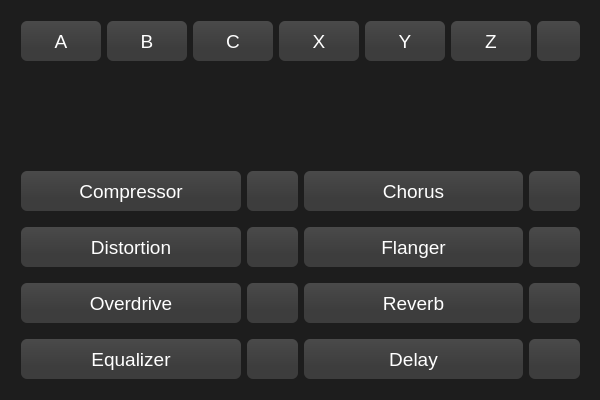
Old version of the form CrimsonGUI/mainwindow.ui in the repository eduardosacco/crimsonfx.
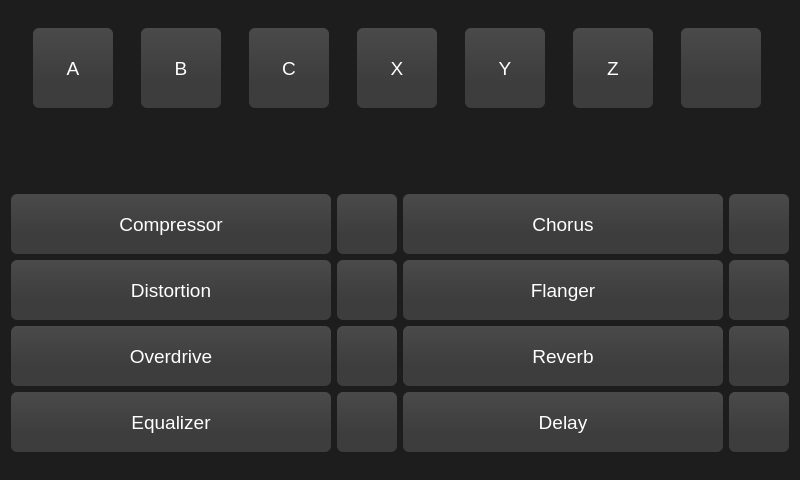
New version of the form. Icons and pictures are not drawn.

```diff
--- a/CrimsonGUI/mainwindow.ui
+++ b/CrimsonGUI/mainwindow.ui
@@ -6,8 +6,8 @@
    <rect>
     <x>0</x>
     <y>0</y>
-    <width>600</width>
-    <height>400</height>
+    <width>800</width>
+    <height>480</height>
    </rect>
   </property>
   <property name="windowTitle">
@@ -43,20 +43,183 @@
 }</string>
   </property>
   <widget class="QWidget" name="centralWidget">
-   <widget class="QWidget" name="gridLayoutWidget">
-    <property name="geometry">
-     <rect>
-      <x>10</x>
-      <y>150</y>
-      <width>581</width>
-      <height>251</height>
-     </rect>
-    </property>
+   <layout class="QVBoxLayout" name="verticalLayout">
+    <item>
+     <layout class="QHBoxLayout" name="horizontalLayout">
+      <item>
+       <widget class="QPushButton" name="btnPreset1">
+        <property name="sizePolicy">
+         <sizepolicy hsizetype="Fixed" vsizetype="Fixed">
+          <horstretch>0</horstretch>
+          <verstretch>0</verstretch>
+         </sizepolicy>
+        </property>
+        <property name="minimumSize">
+         <size>
+          <width>80</width>
+          <height>80</height>
+         </size>
+        </property>
+        <property name="text">
+         <string>A</string>
+        </property>
+       </widget>
+      </item>
+      <item>
+       <widget class="QPushButton" name="btnPreset2">
+        <property name="sizePolicy">
+         <sizepolicy hsizetype="Fixed" vsizetype="Fixed">
+          <horstretch>0</horstretch>
+          <verstretch>0</verstretch>
+         </sizepolicy>
+        </property>
+        <property name="minimumSize">
+         <size>
+          <width>80</width>
+          <height>80</height>
+         </size>
+        </property>
+        <property name="text">
+         <string>B</string>
+        </property>
+       </widget>
+      </item>
+      <item>
+       <widget class="QPushButton" name="btnPreset3">
+        <property name="sizePolicy">
+         <sizepolicy hsizetype="Fixed" vsizetype="Fixed">
+          <horstretch>0</horstretch>
+          <verstretch>0</verstretch>
+         </sizepolicy>
+        </property>
+        <property name="minimumSize">
+         <size>
+          <width>80</width>
+          <height>80</height>
+         </size>
+        </property>
+        <property name="text">
+         <string>C</string>
+        </property>
+       </widget>
+      </item>
+      <item>
+       <widget class="QPushButton" name="btnPreset4">
+        <property name="sizePolicy">
+         <sizepolicy hsizetype="Fixed" vsizetype="Fixed">
+          <horstretch>0</horstretch>
+          <verstretch>0</verstretch>
+         </sizepolicy>
+        </property>
+        <property name="minimumSize">
+         <size>
+          <width>80</width>
+          <height>80</height>
+         </size>
+        </property>
+        <property name="text">
+         <string>X</string>
+        </property>
+       </widget>
+      </item>
+      <item>
+       <widget class="QPushButton" name="btnPreset5">
+        <property name="sizePolicy">
+         <sizepolicy hsizetype="Fixed" vsizetype="Fixed">
+          <horstretch>0</horstretch>
+          <verstretch>0</verstretch>
+         </sizepolicy>
+        </property>
+        <property name="minimumSize">
+         <size>
+          <width>80</width>
+          <height>80</height>
+         </size>
+        </property>
+        <property name="text">
+         <string>Y</string>
+        </property>
+       </widget>
+      </item>
+      <item>
+       <widget class="QPushButton" name="btnPreset6">
+        <property name="sizePolicy">
+         <sizepolicy hsizetype="Fixed" vsizetype="Fixed">
+          <horstretch>0</horstretch>
+          <verstretch>0</verstretch>
+         </sizepolicy>
+        </property>
+        <property name="minimumSize">
+         <size>
+          <width>80</width>
+          <height>80</height>
+         </size>
+        </property>
+        <property name="text">
+         <string>Z</string>
+        </property>
+       </widget>
+      </item>
+      <item>
+       <widget class="QPushButton" name="btnSave">
+        <property name="sizePolicy">
+         <sizepolicy hsizetype="Fixed" vsizetype="Fixed">
+          <horstretch>0</horstretch>
+          <verstretch>0</verstretch>
+         </sizepolicy>
+        </property>
+        <property name="minimumSize">
+         <size>
+          <width>80</width>
+          <height>80</height>
+         </size>
+        </property>
+        <property name="text">
+         <string/>
+        </property>
+        <property name="icon">
+         <iconset resource="resources.qrc">
+          <normaloff>:/img/img/save.png</normaloff>:/img/img/save.png</iconset>
+        </property>
+        <property name="iconSize">
+         <size>
+          <width>25</width>
+          <height>25</height>
+         </size>
+        </property>
+       </widget>
+      </item>
+     </layout>
+    </item>
+    <item>
+     <layout class="QHBoxLayout" name="horizontalLayout_2">
+      <item>
+       <widget class="QLabel" name="label">
+        <property name="maximumSize">
+         <size>
+          <width>200</width>
+          <height>40</height>
+         </size>
+        </property>
+        <property name="text">
+         <string/>
+        </property>
+        <property name="pixmap">
+         <pixmap resource="resources.qrc">:/img/img/crimsonLogo.png</pixmap>
+        </property>
+        <property name="scaledContents">
+         <bool>true</bool>
+        </property>
+       </widget>
+      </item>
+     </layout>
+    </item>
+    <item>
     <layout class="QGridLayout" name="gridLayout">
      <property name="sizeConstraint">
       <enum>QLayout::SetDefaultConstraint</enum>
      </property>
-     <item row="3" column="2">
+      <item row="3" column="1">
       <widget class="QPushButton" name="btnEqualizerSettings">
        <property name="sizePolicy">
         <sizepolicy hsizetype="Fixed" vsizetype="Fixed">
@@ -66,8 +229,8 @@
        </property>
        <property name="minimumSize">
         <size>
-         <width>40</width>
-         <height>40</height>
+          <width>60</width>
+          <height>60</height>
         </size>
        </property>
        <property name="text">
@@ -85,29 +248,7 @@
        </property>
       </widget>
      </item>
-     <item row="2" column="3">
-      <widget class="QPushButton" name="btnReverb1State">
-       <property name="sizePolicy">
-        <sizepolicy hsizetype="MinimumExpanding" vsizetype="Fixed">
-         <horstretch>0</horstretch>
-         <verstretch>0</verstretch>
-        </sizepolicy>
-       </property>
-       <property name="minimumSize">
-        <size>
-         <width>80</width>
-         <height>40</height>
-        </size>
-       </property>
-       <property name="text">
-        <string>Reverb</string>
-       </property>
-       <property name="checkable">
-        <bool>true</bool>
-       </property>
-      </widget>
-     </item>
-     <item row="0" column="1">
+      <item row="0" column="0">
       <widget class="QPushButton" name="btnCompressorState">
        <property name="sizePolicy">
         <sizepolicy hsizetype="MinimumExpanding" vsizetype="Fixed">
@@ -118,7 +259,7 @@
        <property name="minimumSize">
         <size>
          <width>80</width>
-         <height>40</height>
+          <height>60</height>
         </size>
        </property>
        <property name="text">
@@ -129,7 +270,7 @@
        </property>
       </widget>
      </item>
-     <item row="2" column="4">
+      <item row="2" column="3">
       <widget class="QPushButton" name="btnReverb1Settings">
        <property name="sizePolicy">
         <sizepolicy hsizetype="Fixed" vsizetype="Fixed">
@@ -139,8 +280,8 @@
        </property>
        <property name="minimumSize">
         <size>
-         <width>40</width>
-         <height>40</height>
+          <width>60</width>
+          <height>60</height>
         </size>
        </property>
        <property name="text">
@@ -158,7 +299,29 @@
        </property>
       </widget>
      </item>
-     <item row="3" column="1">
+      <item row="2" column="2">
+       <widget class="QPushButton" name="btnReverb1State">
+        <property name="sizePolicy">
+         <sizepolicy hsizetype="MinimumExpanding" vsizetype="Fixed">
+          <horstretch>0</horstretch>
+          <verstretch>0</verstretch>
+         </sizepolicy>
+        </property>
+        <property name="minimumSize">
+         <size>
+          <width>80</width>
+          <height>60</height>
+         </size>
+        </property>
+        <property name="text">
+         <string>Reverb</string>
+        </property>
+        <property name="checkable">
+         <bool>true</bool>
+        </property>
+       </widget>
+      </item>
+      <item row="3" column="0">
       <widget class="QPushButton" name="btnEqualizerState">
        <property name="sizePolicy">
         <sizepolicy hsizetype="MinimumExpanding" vsizetype="Fixed">
@@ -169,7 +332,7 @@
        <property name="minimumSize">
         <size>
          <width>80</width>
-         <height>40</height>
+          <height>60</height>
         </size>
        </property>
        <property name="text">
@@ -180,7 +343,7 @@
        </property>
       </widget>
      </item>
-     <item row="3" column="3">
+      <item row="3" column="2">
       <widget class="QPushButton" name="btnDelay1State">
        <property name="sizePolicy">
         <sizepolicy hsizetype="MinimumExpanding" vsizetype="Fixed">
@@ -191,7 +354,7 @@
        <property name="minimumSize">
         <size>
          <width>80</width>
-         <height>40</height>
+          <height>60</height>
         </size>
        </property>
        <property name="text">
@@ -202,36 +365,36 @@
        </property>
       </widget>
      </item>
-     <item row="2" column="2">
-      <widget class="QPushButton" name="btnOverdrive1Settings">
-       <property name="sizePolicy">
-        <sizepolicy hsizetype="Fixed" vsizetype="Fixed">
-         <horstretch>0</horstretch>
-         <verstretch>0</verstretch>
-        </sizepolicy>
-       </property>
-       <property name="minimumSize">
-        <size>
-         <width>40</width>
-         <height>40</height>
-        </size>
-       </property>
-       <property name="text">
-        <string/>
-       </property>
-       <property name="icon">
-        <iconset resource="resources.qrc">
-         <normaloff>:/img/img/settings.png</normaloff>:/img/img/settings.png</iconset>
-       </property>
-       <property name="iconSize">
-        <size>
-         <width>35</width>
-         <height>35</height>
-        </size>
-       </property>
-      </widget>
-     </item>
      <item row="2" column="1">
+       <widget class="QPushButton" name="btnOverdrive1Settings">
+        <property name="sizePolicy">
+         <sizepolicy hsizetype="Fixed" vsizetype="Fixed">
+          <horstretch>0</horstretch>
+          <verstretch>0</verstretch>
+         </sizepolicy>
+        </property>
+        <property name="minimumSize">
+         <size>
+          <width>60</width>
+          <height>60</height>
+         </size>
+        </property>
+        <property name="text">
+         <string/>
+        </property>
+        <property name="icon">
+         <iconset resource="resources.qrc">
+          <normaloff>:/img/img/settings.png</normaloff>:/img/img/settings.png</iconset>
+        </property>
+        <property name="iconSize">
+         <size>
+          <width>35</width>
+          <height>35</height>
+         </size>
+        </property>
+       </widget>
+      </item>
+      <item row="2" column="0">
       <widget class="QPushButton" name="btnOverdrive1State">
        <property name="sizePolicy">
         <sizepolicy hsizetype="MinimumExpanding" vsizetype="Fixed">
@@ -242,7 +405,7 @@
        <property name="minimumSize">
         <size>
          <width>80</width>
-         <height>40</height>
+          <height>60</height>
         </size>
        </property>
        <property name="text">
@@ -253,7 +416,7 @@
        </property>
       </widget>
      </item>
-     <item row="0" column="2">
+      <item row="0" column="1">
       <widget class="QPushButton" name="btnCompressorSettings">
        <property name="sizePolicy">
         <sizepolicy hsizetype="Fixed" vsizetype="Fixed">
@@ -263,8 +426,8 @@
        </property>
        <property name="minimumSize">
         <size>
-         <width>40</width>
-         <height>40</height>
+          <width>60</width>
+          <height>60</height>
         </size>
        </property>
        <property name="text">
@@ -282,7 +445,7 @@
        </property>
       </widget>
      </item>
-     <item row="3" column="4">
+      <item row="3" column="3">
       <widget class="QPushButton" name="btnDelay1Settings">
        <property name="sizePolicy">
         <sizepolicy hsizetype="Fixed" vsizetype="Fixed">
@@ -292,8 +455,8 @@
        </property>
        <property name="minimumSize">
         <size>
-         <width>40</width>
-         <height>40</height>
+          <width>60</width>
+          <height>60</height>
         </size>
        </property>
        <property name="text">
@@ -311,7 +474,7 @@
        </property>
       </widget>
      </item>
-     <item row="1" column="1">
+      <item row="1" column="0">
       <widget class="QPushButton" name="btnDistortionState">
        <property name="sizePolicy">
         <sizepolicy hsizetype="MinimumExpanding" vsizetype="Fixed">
@@ -322,7 +485,7 @@
        <property name="minimumSize">
         <size>
          <width>80</width>
-         <height>40</height>
+          <height>60</height>
         </size>
        </property>
        <property name="text">
@@ -333,36 +496,65 @@
        </property>
       </widget>
      </item>
-     <item row="1" column="2">
-      <widget class="QPushButton" name="btnDistortionSettings">
-       <property name="sizePolicy">
-        <sizepolicy hsizetype="Fixed" vsizetype="Fixed">
-         <horstretch>0</horstretch>
-         <verstretch>0</verstretch>
-        </sizepolicy>
-       </property>
-       <property name="minimumSize">
-        <size>
-         <width>40</width>
-         <height>40</height>
-        </size>
-       </property>
-       <property name="text">
-        <string/>
-       </property>
-       <property name="icon">
-        <iconset resource="resources.qrc">
-         <normaloff>:/img/img/settings.png</normaloff>:/img/img/settings.png</iconset>
-       </property>
-       <property name="iconSize">
-        <size>
-         <width>35</width>
-         <height>35</height>
-        </size>
-       </property>
-      </widget>
-     </item>
      <item row="1" column="3">
+       <widget class="QPushButton" name="btnFlangerSettings">
+        <property name="sizePolicy">
+         <sizepolicy hsizetype="Fixed" vsizetype="Fixed">
+          <horstretch>0</horstretch>
+          <verstretch>0</verstretch>
+         </sizepolicy>
+        </property>
+        <property name="minimumSize">
+         <size>
+          <width>60</width>
+          <height>60</height>
+         </size>
+        </property>
+        <property name="text">
+         <string/>
+        </property>
+        <property name="icon">
+         <iconset resource="resources.qrc">
+          <normaloff>:/img/img/settings.png</normaloff>:/img/img/settings.png</iconset>
+        </property>
+        <property name="iconSize">
+         <size>
+          <width>35</width>
+          <height>35</height>
+         </size>
+        </property>
+       </widget>
+      </item>
+      <item row="1" column="1">
+       <widget class="QPushButton" name="btnDistortionSettings">
+        <property name="sizePolicy">
+         <sizepolicy hsizetype="Fixed" vsizetype="Fixed">
+          <horstretch>0</horstretch>
+          <verstretch>0</verstretch>
+         </sizepolicy>
+        </property>
+        <property name="minimumSize">
+         <size>
+          <width>60</width>
+          <height>60</height>
+         </size>
+        </property>
+        <property name="text">
+         <string/>
+        </property>
+        <property name="icon">
+         <iconset resource="resources.qrc">
+          <normaloff>:/img/img/settings.png</normaloff>:/img/img/settings.png</iconset>
+        </property>
+        <property name="iconSize">
+         <size>
+          <width>35</width>
+          <height>35</height>
+         </size>
+        </property>
+       </widget>
+      </item>
+      <item row="1" column="2">
       <widget class="QPushButton" name="btnFlangerState">
        <property name="sizePolicy">
         <sizepolicy hsizetype="MinimumExpanding" vsizetype="Fixed">
@@ -373,7 +565,7 @@
        <property name="minimumSize">
         <size>
          <width>80</width>
-         <height>40</height>
+          <height>60</height>
         </size>
        </property>
        <property name="text">
@@ -384,36 +576,7 @@
        </property>
       </widget>
      </item>
-     <item row="1" column="4">
-      <widget class="QPushButton" name="btnFlangerSettings">
-       <property name="sizePolicy">
-        <sizepolicy hsizetype="Fixed" vsizetype="Fixed">
-         <horstretch>0</horstretch>
-         <verstretch>0</verstretch>
-        </sizepolicy>
-       </property>
-       <property name="minimumSize">
-        <size>
-         <width>40</width>
-         <height>40</height>
-        </size>
-       </property>
-       <property name="text">
-        <string/>
-       </property>
-       <property name="icon">
-        <iconset resource="resources.qrc">
-         <normaloff>:/img/img/settings.png</normaloff>:/img/img/settings.png</iconset>
-       </property>
-       <property name="iconSize">
-        <size>
-         <width>35</width>
-         <height>35</height>
-        </size>
-       </property>
-      </widget>
-     </item>
-     <item row="0" column="3">
+      <item row="0" column="2">
       <widget class="QPushButton" name="btnChorusState">
        <property name="sizePolicy">
         <sizepolicy hsizetype="MinimumExpanding" vsizetype="Fixed">
@@ -424,7 +587,7 @@
        <property name="minimumSize">
         <size>
          <width>80</width>
-         <height>40</height>
+          <height>60</height>
         </size>
        </property>
        <property name="text">
@@ -435,7 +598,7 @@
        </property>
       </widget>
      </item>
-     <item row="0" column="4">
+      <item row="0" column="3">
       <widget class="QPushButton" name="btnChorusSettings">
        <property name="sizePolicy">
         <sizepolicy hsizetype="Fixed" vsizetype="Fixed">
@@ -445,8 +608,8 @@
        </property>
        <property name="minimumSize">
         <size>
-         <width>40</width>
-         <height>40</height>
+          <width>60</width>
+          <height>60</height>
         </size>
        </property>
        <property name="text">
@@ -465,181 +628,8 @@
       </widget>
      </item>
     </layout>
-   </widget>
-   <widget class="QWidget" name="horizontalLayoutWidget">
-    <property name="geometry">
-     <rect>
-      <x>10</x>
-      <y>10</y>
-      <width>581</width>
-      <height>61</height>
-     </rect>
-    </property>
-    <layout class="QHBoxLayout" name="horizontalLayout">
-     <item>
-      <widget class="QPushButton" name="btnPreset1">
-       <property name="sizePolicy">
-        <sizepolicy hsizetype="Fixed" vsizetype="Fixed">
-         <horstretch>0</horstretch>
-         <verstretch>0</verstretch>
-        </sizepolicy>
-       </property>
-       <property name="minimumSize">
-        <size>
-         <width>80</width>
-         <height>40</height>
-        </size>
-       </property>
-       <property name="text">
-        <string>A</string>
-       </property>
-      </widget>
-     </item>
-     <item>
-      <widget class="QPushButton" name="btnPreset2">
-       <property name="sizePolicy">
-        <sizepolicy hsizetype="Fixed" vsizetype="Fixed">
-         <horstretch>0</horstretch>
-         <verstretch>0</verstretch>
-        </sizepolicy>
-       </property>
-       <property name="minimumSize">
-        <size>
-         <width>80</width>
-         <height>40</height>
-        </size>
-       </property>
-       <property name="text">
-        <string>B</string>
-       </property>
-      </widget>
-     </item>
-     <item>
-      <widget class="QPushButton" name="btnPreset3">
-       <property name="sizePolicy">
-        <sizepolicy hsizetype="Fixed" vsizetype="Fixed">
-         <horstretch>0</horstretch>
-         <verstretch>0</verstretch>
-        </sizepolicy>
-       </property>
-       <property name="minimumSize">
-        <size>
-         <width>80</width>
-         <height>40</height>
-        </size>
-       </property>
-       <property name="text">
-        <string>C</string>
-       </property>
-      </widget>
-     </item>
-     <item>
-      <widget class="QPushButton" name="btnPreset4">
-       <property name="sizePolicy">
-        <sizepolicy hsizetype="Fixed" vsizetype="Fixed">
-         <horstretch>0</horstretch>
-         <verstretch>0</verstretch>
-        </sizepolicy>
-       </property>
-       <property name="minimumSize">
-        <size>
-         <width>80</width>
-         <height>40</height>
-        </size>
-       </property>
-       <property name="text">
-        <string>X</string>
-       </property>
-      </widget>
-     </item>
-     <item>
-      <widget class="QPushButton" name="btnPreset5">
-       <property name="sizePolicy">
-        <sizepolicy hsizetype="Fixed" vsizetype="Fixed">
-         <horstretch>0</horstretch>
-         <verstretch>0</verstretch>
-        </sizepolicy>
-       </property>
-       <property name="minimumSize">
-        <size>
-         <width>80</width>
-         <height>40</height>
-        </size>
-       </property>
-       <property name="text">
-        <string>Y</string>
-       </property>
-      </widget>
-     </item>
-     <item>
-      <widget class="QPushButton" name="btnPreset6">
-       <property name="sizePolicy">
-        <sizepolicy hsizetype="Fixed" vsizetype="Fixed">
-         <horstretch>0</horstretch>
-         <verstretch>0</verstretch>
-        </sizepolicy>
-       </property>
-       <property name="minimumSize">
-        <size>
-         <width>80</width>
-         <height>40</height>
-        </size>
-       </property>
-       <property name="text">
-        <string>Z</string>
-       </property>
-      </widget>
-     </item>
-     <item>
-      <widget class="QPushButton" name="btnSave">
-       <property name="sizePolicy">
-        <sizepolicy hsizetype="Fixed" vsizetype="Fixed">
-         <horstretch>0</horstretch>
-         <verstretch>0</verstretch>
-        </sizepolicy>
-       </property>
-       <property name="minimumSize">
-        <size>
-         <width>40</width>
-         <height>40</height>
-        </size>
-       </property>
-       <property name="text">
-        <string/>
-       </property>
-       <property name="icon">
-        <iconset resource="resources.qrc">
-         <normaloff>:/img/img/save.png</normaloff>:/img/img/save.png</iconset>
-       </property>
-       <property name="iconSize">
-        <size>
-         <width>25</width>
-         <height>25</height>
-        </size>
-       </property>
-      </widget>
-     </item>
-    </layout>
-   </widget>
-   <widget class="QLabel" name="label">
-    <property name="geometry">
-     <rect>
-      <x>160</x>
-      <y>90</y>
-      <width>271</width>
-      <height>41</height>
-     </rect>
-    </property>
-    <property name="text">
-     <string/>
-    </property>
-    <property name="pixmap">
-     <pixmap resource="resources.qrc">:/img/img/crimsonLogo.png</pixmap>
-    </property>
-    <property name="scaledContents">
-     <bool>true</bool>
-    </property>
-   </widget>
+    </item>
+   </layout>
   </widget>
  </widget>
  <layoutdefault spacing="6" margin="11"/>
```
Lines whose indentation alone changed are shown as unchanged.
